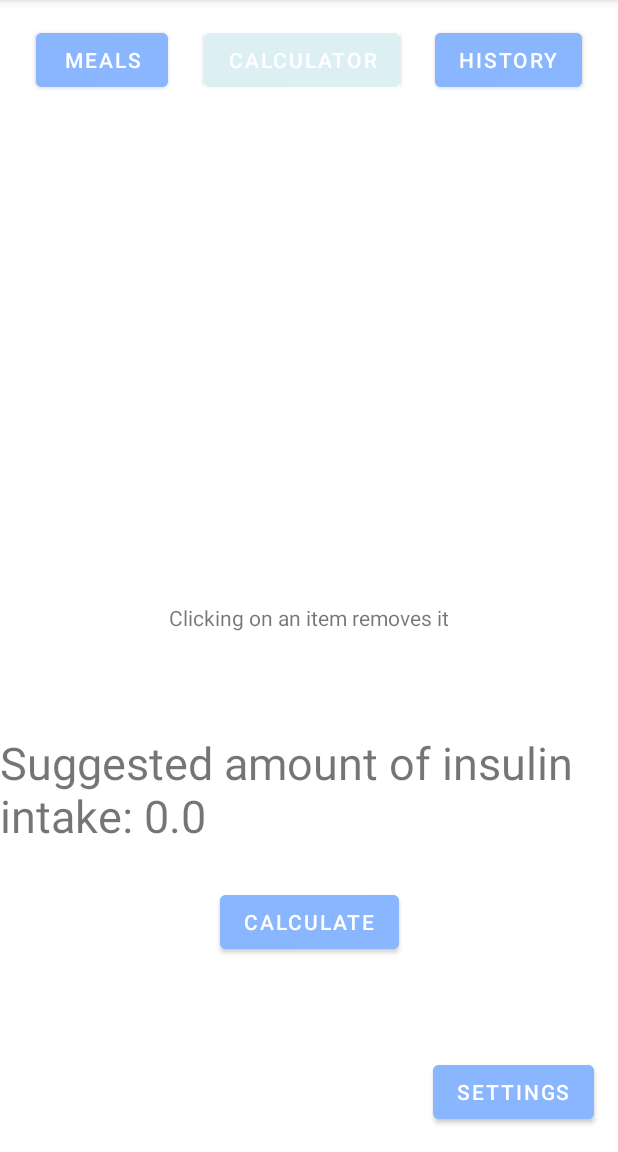
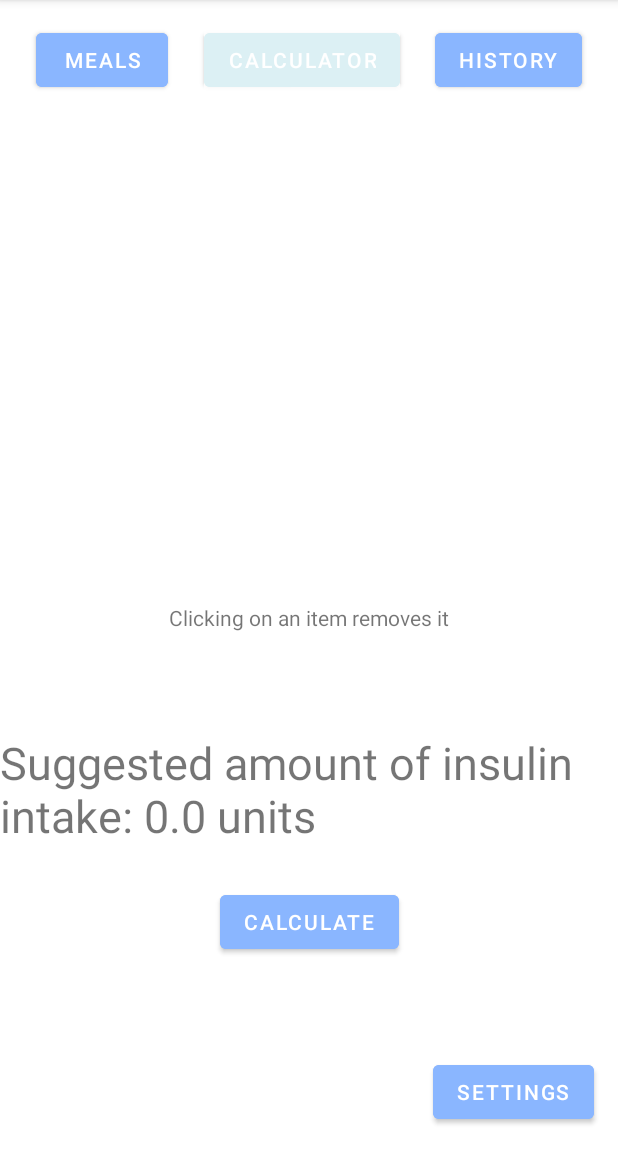
Before and after one commit to Fieldbishop/Carb-GG, an Android app: the screen it shows after launch (MainActivity), after a tap on "CALCULATE", on a phone screen of 412 x 824 dp, the part 84-1236 px from its top. Run offline under Robolectric (Android 15) with nearby library versions, the phone set to English and light mode, and no system bars.

Commit message:
added smol txt

```diff
--- a/app/src/main/java/com/example/carbgg/MainActivity.java
+++ b/app/src/main/java/com/example/carbgg/MainActivity.java
@@ -61,8 +61,7 @@ public class MainActivity extends AppCompatActivity {
             insulinAmount = (totalCarbs / 10) * 1;
         }
         String insulinDisplay = Float.toString(insulinAmount);
-
-        tv.setText("Suggested amount of insulin intake: "+ insulinDisplay);
+        tv.setText("Suggested amount of insulin intake: "+ insulinDisplay+ " units");
         ListToSend.getInstance().eraseList();
     }
 
```
